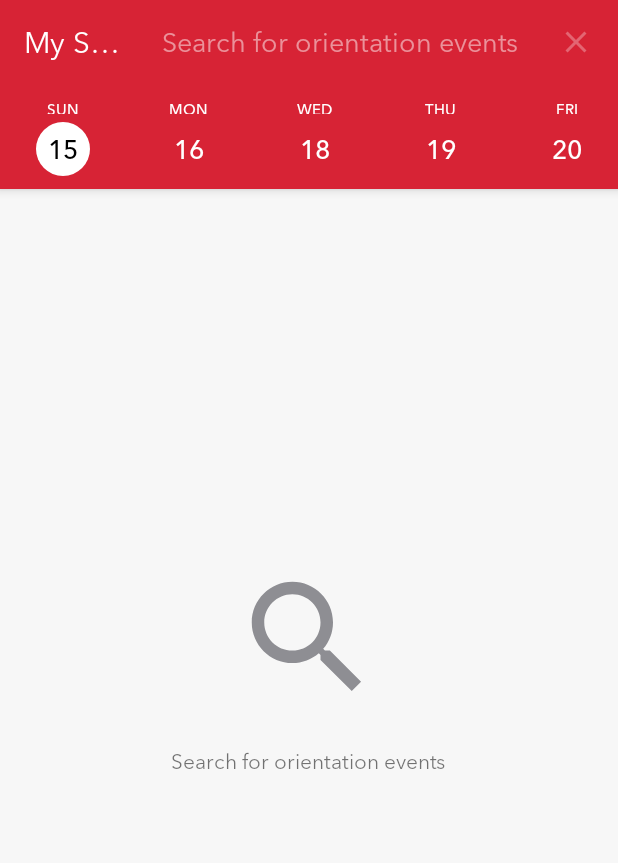
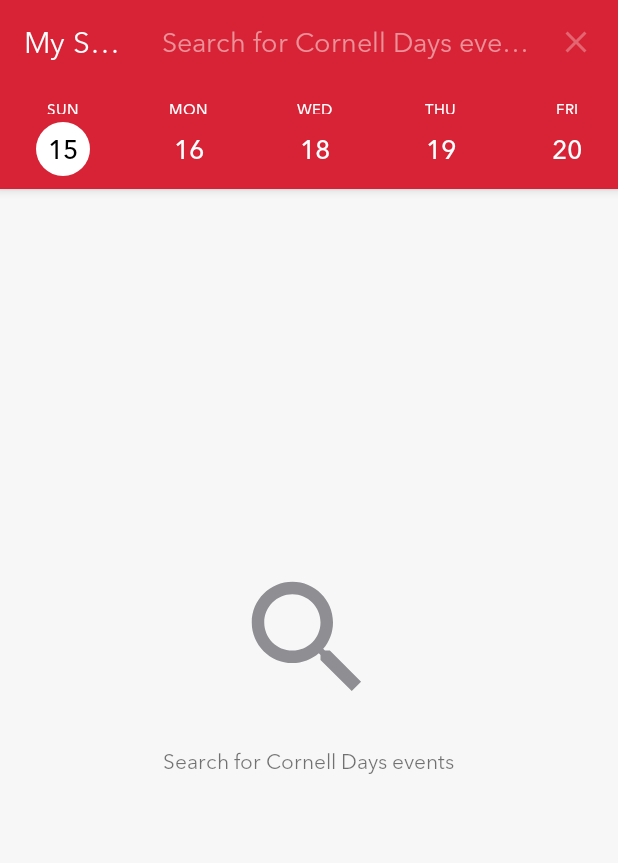
Before and after one commit to cornell-dti/cu-days-android, an Android app: the fragment SearchFragment placed in its activity, on a phone screen of 412 x 824 dp. Shown: the top 863 px of the screen. Run offline under Robolectric (Android 15) with nearby library versions, the phone set to English and light mode, and no system bars; libraries missing offline, so code that uses them is left out: android.support.percent; 1 statement that could not run was skipped.

Commit message:
Java doc, fixed string referring to orientation

```diff
--- a/cu-days/app/src/main/java/org/cornelldti/cudays/MainActivity.java
+++ b/cu-days/app/src/main/java/org/cornelldti/cudays/MainActivity.java
@@ -105,6 +105,9 @@ public class MainActivity extends AppCompatActivity implements BottomNavigationV
 		NotificationCenter.DEFAULT.unregister(this);
 	}
 
+	/**
+	 * Shows the loading screen for a couple of seconds.
+	 */
 	private void startLoadingScreen()
 	{
 		final ImageView loadingImage = findViewById(R.id.logo);
--- a/cu-days/app/src/main/res/values/strings.xml
+++ b/cu-days/app/src/main/res/values/strings.xml
@@ -4,7 +4,7 @@
 	<string name="menu_my_schedule">Calendar</string>
 	<string name="menu_feed">Browse</string>
 	<string name="menu_search">Search</string>
-	<string name="search_hint">Search for orientation events</string>
+	<string name="search_hint">Search for Cornell Days events</string>
 	<string name="menu_settings">Settings</string>
 	<string name="title_activity_settings">Settings</string>
 	<string name="title_fragment_feed">Browse Events</string>
```
